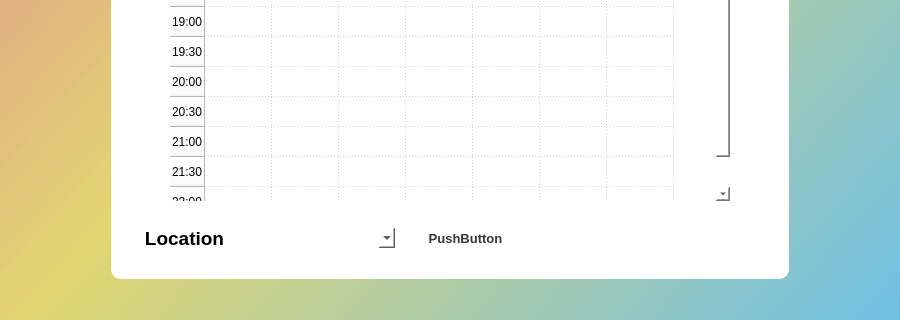
player62/Date-Manger, file mainTesting.ui: the form before one commit; both pictures show x 0 to 900 and y 680 to 1000 of the 900 by 1000 pixel window.
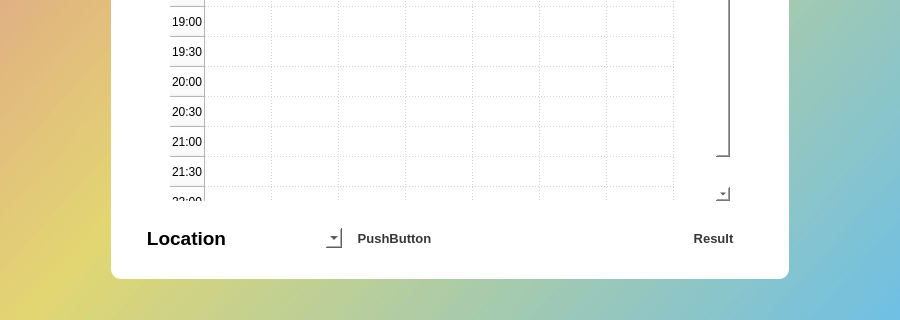
The form after the commit.

Commit message: Create Result Button

The edit to the form file:
```diff
--- a/mainTesting.ui
+++ b/mainTesting.ui
@@ -292,6 +292,22 @@
           </item>
           <item>
            <layout class="QHBoxLayout" name="horizontalLayout">
+            <item>
+             <spacer name="horizontalSpacer_9">
+              <property name="orientation">
+               <enum>Qt::Horizontal</enum>
+              </property>
+              <property name="sizeType">
+               <enum>QSizePolicy::Fixed</enum>
+              </property>
+              <property name="sizeHint" stdset="0">
+               <size>
+                <width>20</width>
+                <height>20</height>
+               </size>
+              </property>
+             </spacer>
+            </item>
             <item>
              <widget class="QLabel" name="label">
               <property name="styleSheet">
@@ -366,7 +382,40 @@
               </property>
               <property name="sizeHint" stdset="0">
                <size>
-                <width>250</width>
+                <width>220</width>
+                <height>20</height>
+               </size>
+              </property>
+             </spacer>
+            </item>
+            <item>
+             <widget class="QPushButton" name="showResult">
+              <property name="styleSheet">
+               <string notr="true">color : rgb(54, 54, 54);
+background-color: rgba(255, 255, 255, 240);
+
+font-family : 'Dosis';
+font-weight : bold;
+font-size : 10pt;
+
+border-radius : 8px;</string>
+              </property>
+              <property name="text">
+               <string>Result</string>
+              </property>
+             </widget>
+            </item>
+            <item>
+             <spacer name="horizontalSpacer_8">
+              <property name="orientation">
+               <enum>Qt::Horizontal</enum>
+              </property>
+              <property name="sizeType">
+               <enum>QSizePolicy::Fixed</enum>
+              </property>
+              <property name="sizeHint" stdset="0">
+               <size>
+                <width>20</width>
                 <height>20</height>
                </size>
               </property>
```
The commit also changes 1 other file.
